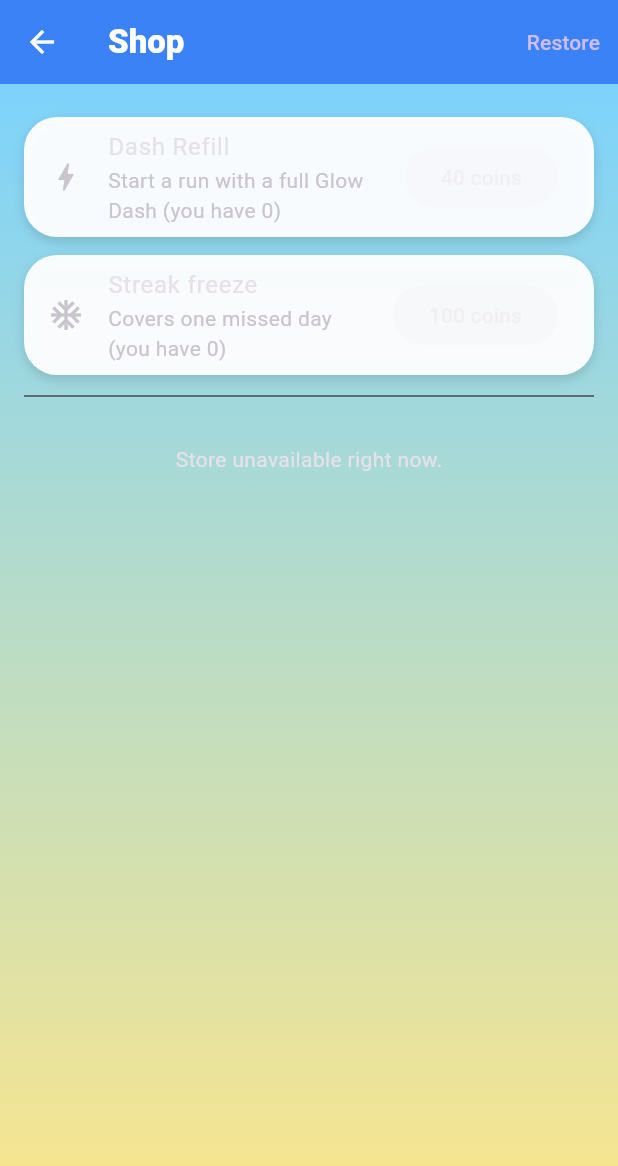
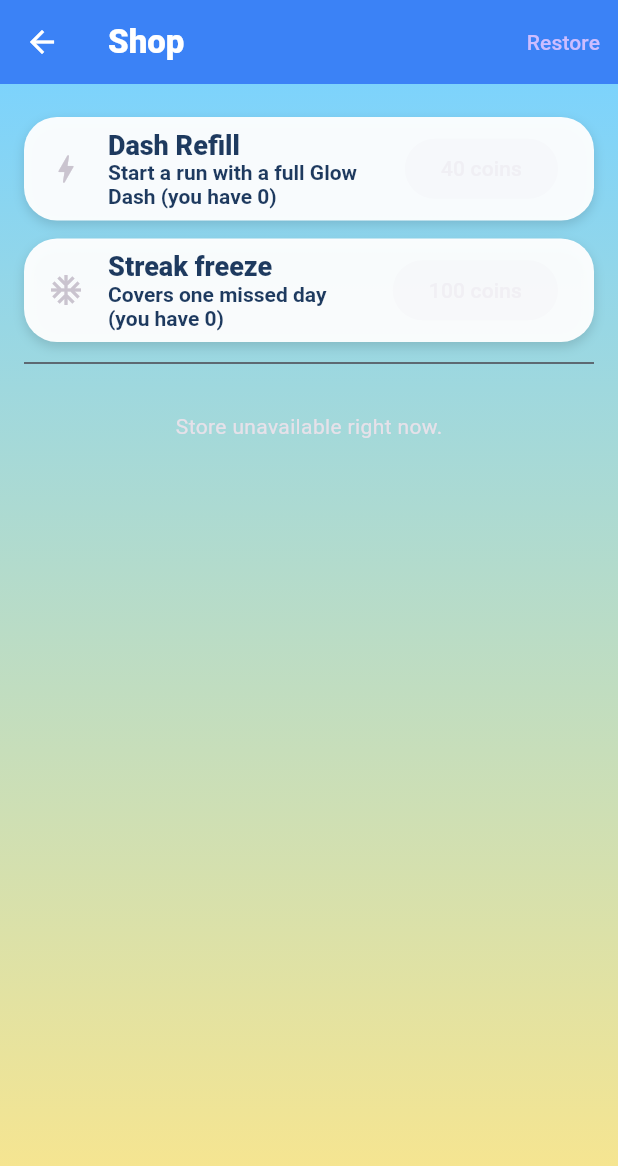
Before and after one commit to ya-spark/game-wingy, a Flutter app: the ShopScreen screen opened directly, on a phone screen of 412 x 824 dp. Shown: the top 1166 px of the screen. Run offline on Flutter 3.47's test engine with Material 3 defaults, Android fonts, the phone set to English and light mode, and no system bars; our stand-ins replace flutter_local_notifications, flutter_timezone, google_mobile_ads, in_app_purchase, shared_preferences, timezone and 1 more; missing offline and left inert: flame, games_services; accounts and stored records are empty; statements that could not run were skipped.

Commit message:
Fill-screen KidPage background (daily reward cut in half); kid text style for settings/shop rows
Co-Authored-By: Claude Sonnet 5.5 <noreply@anthropic.com>

```diff
--- a/lib/ui/widgets.dart
+++ b/lib/ui/widgets.dart
@@ -275,7 +275,26 @@ class KidPanel extends StatelessWidget {
       ],
     ),
     clipBehavior: Clip.antiAlias,
-    child: Material(type: MaterialType.transparency, child: child),
+    child: Material(
+      type: MaterialType.transparency,
+      child: Theme(
+        data: Theme.of(context).copyWith(
+          listTileTheme: const ListTileThemeData(
+            titleTextStyle: TextStyle(
+              fontSize: 18,
+              fontWeight: FontWeight.w800,
+              color: KidColors.ink,
+            ),
+            subtitleTextStyle: TextStyle(
+              fontSize: 14,
+              fontWeight: FontWeight.w600,
+              color: KidColors.ink,
+            ),
+          ),
+        ),
+        child: child,
+      ),
+    ),
   );
 }
 
@@ -285,6 +304,7 @@ class KidPage extends StatelessWidget {
   final Widget child;
 
   @override
-  Widget build(BuildContext context) =>
-      KidBackground(child: SafeArea(child: child));
+  Widget build(BuildContext context) => KidBackground(
+    child: SizedBox.expand(child: SafeArea(child: child)),
+  );
 }
```
